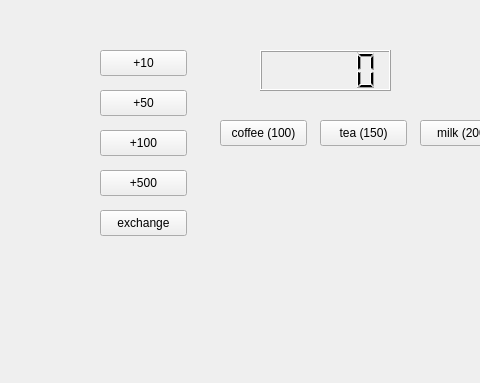
Old version of the form widget.ui in the repository BOB12-Dev-jason/qt-vendingMachine; both pictures show x 0 to 480 and y 0 to 383 of the 800 by 600 pixel window.
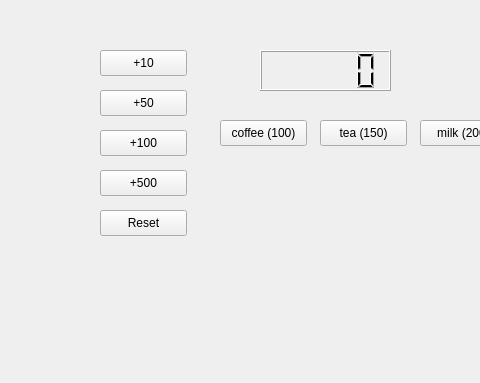
New version of the form.

Diff of the .ui file:
```diff
--- a/widget.ui
+++ b/widget.ui
@@ -85,7 +85,7 @@
     </rect>
    </property>
    <property name="text">
-    <string>exchange</string>
+    <string>Reset</string>
    </property>
   </widget>
   <widget class="QPushButton" name="buyCoffee">
```
